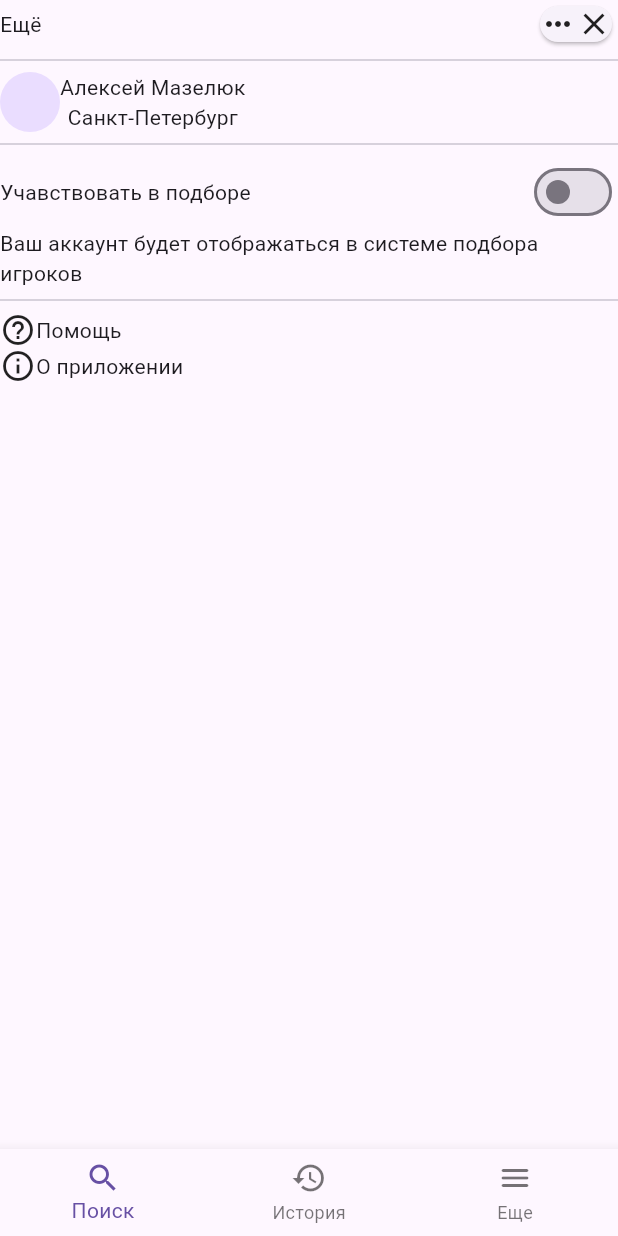
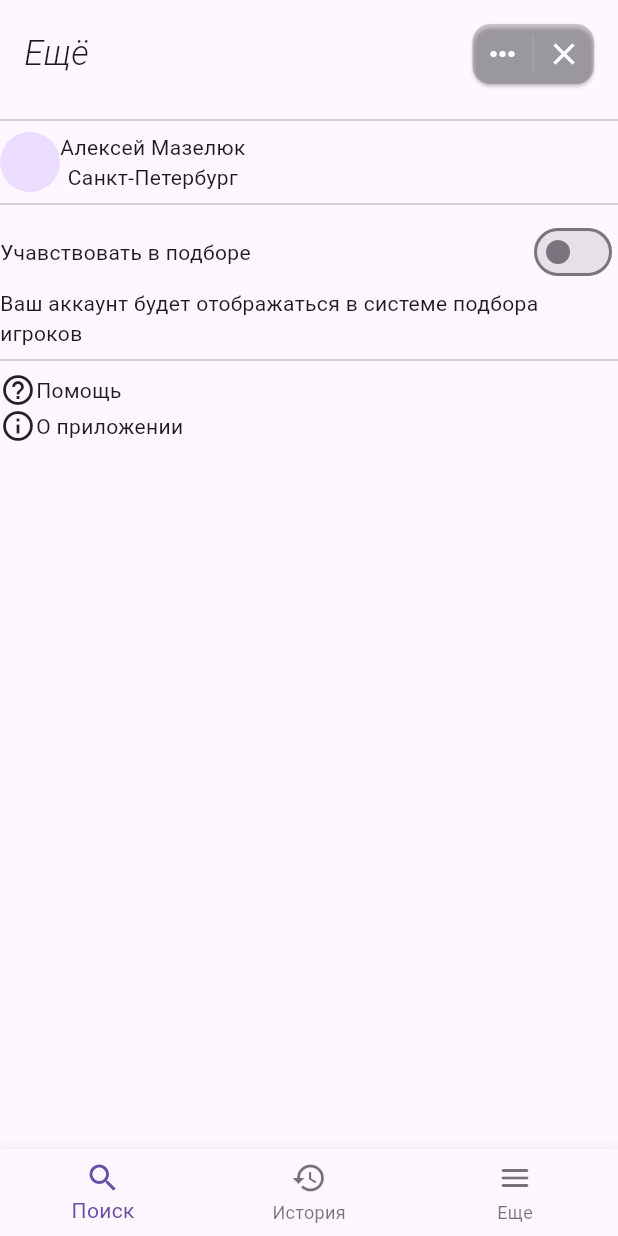
Before and after one commit to Dash-Inside/party, a Flutter app: the screen it shows after launch, on a phone screen of 412 x 824 dp. Run offline on Flutter 3.47's test engine with Material 2 defaults, Android fonts, the phone set to English and light mode, and no system bars; our stand-ins replace dartz, equatable, google_fonts.

Commit message:
feat: update widgets

```diff
--- a/lib/src/presentation/widgets/double_button.dart
+++ b/lib/src/presentation/widgets/double_button.dart
@@ -6,16 +6,37 @@ class DoubleButton extends StatelessWidget {
   @override
   Widget build(BuildContext context) {
     return Card(
+      borderOnForeground: false,
+      color: Color(0xFF282B2E).withOpacity(0.2),
       child: Row(
         mainAxisSize: MainAxisSize.min,
         children: [
           InkWell(
-            child: Icon(
-              Icons.more_horiz_outlined,
+            child: Padding(
+              padding: const EdgeInsets.all(8.0),
+              child: Icon(
+                Icons.more_horiz_outlined,
+                color: Colors.white,
+                size: 24,
+              ),
+            ),
+          ),
+          SizedBox(
+            height: 24,
+            child: VerticalDivider(
+              color: Colors.white.withOpacity(0.12),
+              width: 1,
             ),
           ),
           InkWell(
-            child: Icon(Icons.close),
+            child: Padding(
+              padding: const EdgeInsets.all(8.0),
+              child: Icon(
+                Icons.close,
+                color: Colors.white,
+                size: 24,
+              ),
+            ),
           )
         ],
       ),
--- a/lib/src/presentation/widgets/panel_header.dart
+++ b/lib/src/presentation/widgets/panel_header.dart
@@ -1,4 +1,5 @@
 import 'package:flutter/material.dart';
+import 'package:google_fonts/google_fonts.dart';
 import 'package:party/src/presentation/widgets/double_button.dart';
 
 class PanelHeader extends StatelessWidget {
@@ -10,9 +11,23 @@ class PanelHeader extends StatelessWidget {
   Widget build(BuildContext context) {
     return Row(
       children: [
-        Text('Ещё'),
-        Spacer(),
-        DoubleButton(),
+        Expanded(
+          child: Padding(
+            padding: const EdgeInsets.all(16),
+            child: Text(
+              'Ещё',
+              overflow: TextOverflow.ellipsis,
+              style: GoogleFonts.roboto(
+                  fontWeight: FontWeight.w300,
+                  fontSize: 23,
+                  fontStyle: FontStyle.italic),
+            ),
+          ),
+        ),
+        const Padding(
+          padding: EdgeInsets.all(12),
+          child: DoubleButton(),
+        ),
       ],
     );
   }
--- /dev/null
+++ b/lib/src/presentation/widgets/vk_divider.dart
@@ -0,0 +1,18 @@
+import 'package:flutter/material.dart';
+
+class VkDivider extends StatelessWidget {
+  const VkDivider({
+    super.key,
+  });
+
+  @override
+  Widget build(BuildContext context) {
+    return Padding(
+      padding: const EdgeInsets.symmetric(vertical: 12),
+      child: Divider(
+        indent: 16,
+        endIndent: 16,
+      ),
+    );
+  }
+}
```
